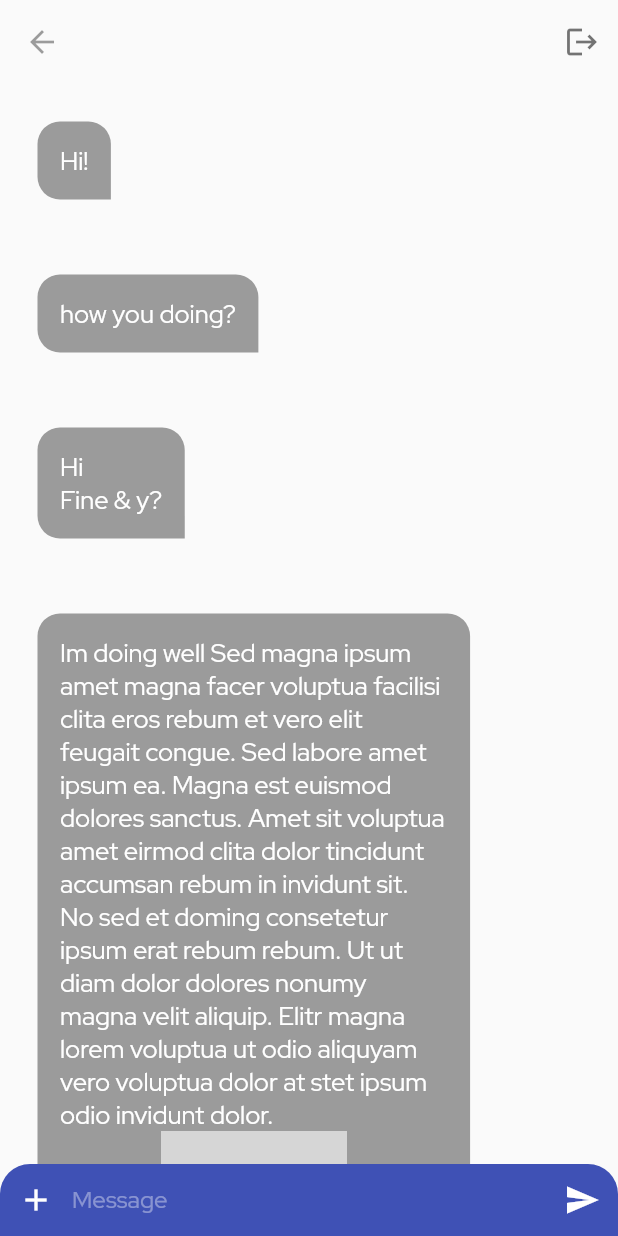
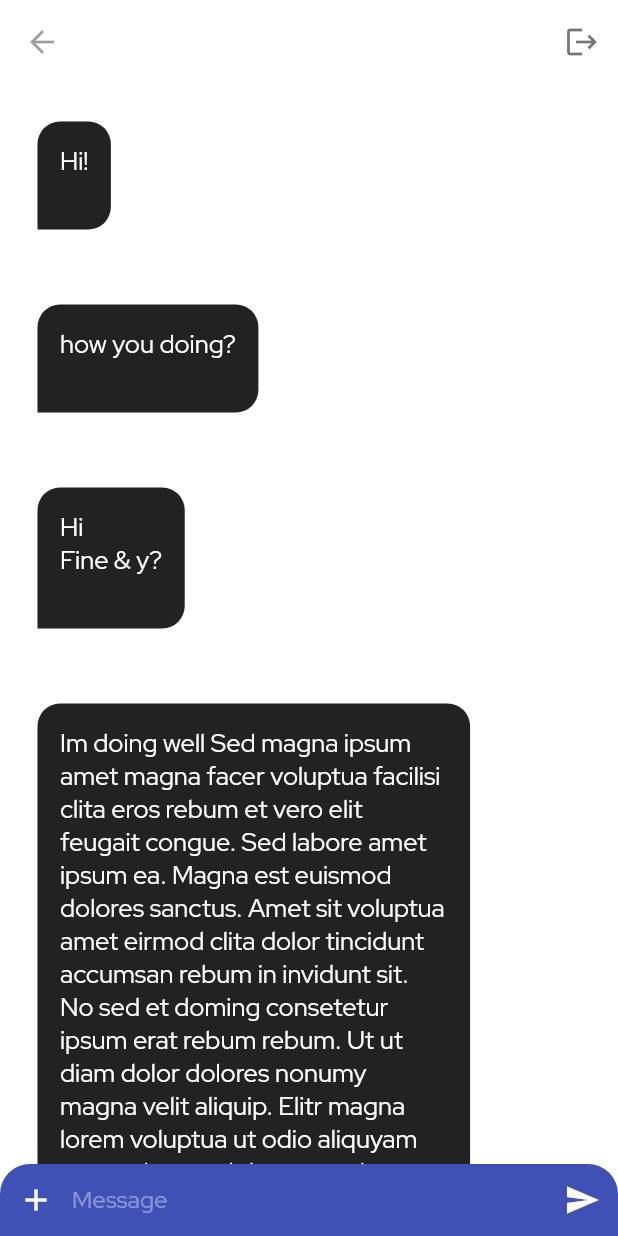
Before and after one commit to RGonzalez578/ChattingApp, a Flutter app: the ChatPage screen opened directly with empty values, on a phone screen of 412 x 824 dp. Run offline on Flutter 3.47's test engine with Material 2 defaults, Android fonts, the phone set to English and light mode, and no system bars; our stand-ins replace flutter_svg; network calls fail; grey boxes are pictures that could not be loaded.

Commit message:
Minor style details

```diff
--- a/lib/chat_page.dart
+++ b/lib/chat_page.dart
@@ -47,6 +47,7 @@ class _ChatPageState extends State<ChatPage> {
   Widget build(BuildContext context) {
     final username = ModalRoute.of(context)!.settings.arguments as String;
     return Scaffold(
+      backgroundColor: Colors.white,
       appBar: AppBar(
         backgroundColor: Colors.transparent,
         elevation: 0,
@@ -76,6 +77,7 @@ class _ChatPageState extends State<ChatPage> {
                         ? Alignment.centerRight
                         : Alignment.centerLeft,
                     entity: _messages[i],
+                    username: username,
                   );
                 }),
           ),
--- a/lib/login_page.dart
+++ b/lib/login_page.dart
@@ -33,6 +33,7 @@ class LoginPage extends StatelessWidget {
   @override
   Widget build(BuildContext context) {
     return Scaffold(
+      backgroundColor: Colors.white,
       resizeToAvoidBottomInset: false,
       body: Center(
         child: Padding(
--- a/lib/main.dart
+++ b/lib/main.dart
@@ -13,9 +13,11 @@ class ChatApp extends StatelessWidget {
       debugShowCheckedModeBanner: false,
       title: 'New Telegram',
       theme: ThemeData(
+          canvasColor: Colors.transparent,
+          primaryColor: Colors.indigo,
           primarySwatch: Colors.indigo,
           fontFamily: 'RedHatDisplay',
-          appBarTheme: AppBarTheme(
+          appBarTheme: const AppBarTheme(
               backgroundColor: Colors.indigo, foregroundColor: Colors.black38)),
       home: LoginPage(),
       routes: {'/chat': (context) => ChatPage()},
--- a/lib/widgets/chat_bubble.dart
+++ b/lib/widgets/chat_bubble.dart
@@ -1,28 +1,43 @@
+import 'package:chat_app/core/constants.dart';
 import 'package:chat_app/models/chat_message_entity.dart';
+import 'package:chat_app/utils/spaces.dart';
 import 'package:flutter/material.dart';
 
 class ChatBubble extends StatelessWidget {
   final ChatMessageEntity entity;
   final Alignment alignment;
-  const ChatBubble({super.key, required this.alignment, required this.entity});
+  final String username;
+  const ChatBubble(
+      {super.key,
+      required this.alignment,
+      required this.entity,
+      required this.username});
 
   @override
   Widget build(BuildContext context) {
+    bool isAuthor = entity.author.username == username;
+
     return Align(
       alignment: alignment,
-      child: Container(
+      child: Column(
+        children: [
+          Container(
             constraints: BoxConstraints(
                 minWidth: MediaQuery.of(context).size.width * 0.1,
                 maxWidth: MediaQuery.of(context).size.width * 0.7),
             padding: const EdgeInsets.all(15),
             margin: const EdgeInsets.all(25),
-        decoration: const BoxDecoration(
-            color: Colors.black38,
+            decoration: BoxDecoration(
+                color: isAuthor ? Colors.indigo : Colors.black87,
                 borderRadius: BorderRadius.only(
-                topLeft: Radius.circular(15),
-                topRight: Radius.circular(15),
-                bottomLeft: Radius.circular(15),
-                bottomRight: Radius.circular(0))),
+                    topLeft: const Radius.circular(15),
+                    topRight: const Radius.circular(15),
+                    bottomLeft: isAuthor
+                        ? const Radius.circular(15)
+                        : const Radius.circular(0),
+                    bottomRight: isAuthor
+                        ? const Radius.circular(0)
+                        : const Radius.circular(15))),
             child: Column(
               mainAxisSize: MainAxisSize.min,
               crossAxisAlignment: CrossAxisAlignment.start,
@@ -35,15 +50,27 @@ class ChatBubble extends StatelessWidget {
                           color: Colors.white,
                           fontWeight: FontWeight.w400)),
                 if (entity.imageUrl != null && entity.imageUrl!.isNotEmpty)
-              Row(
-                mainAxisAlignment: MainAxisAlignment.center,
-                children: [
-                  Image.network('${entity.imageUrl}',
-                      width: MediaQuery.of(context).size.width * 0.3),
-                ],
-              )
+                  Container(
+                    height: MediaQuery.of(context).size.width * 0.5,
+                    width: MediaQuery.of(context).size.width,
+                    decoration: BoxDecoration(
+                        image: DecorationImage(
+                            image: NetworkImage(
+                              '${entity.imageUrl}',
+                            ),
+                            fit: BoxFit.cover),
+                        borderRadius: BorderRadius.circular(15)),
+                  ),
+                verticalSpacing(standardSpace),
+                // Text(
+                //     DateTime.fromMillisecondsSinceEpoch(entity.createdAt)
+                //         .day
+                //         .toString(),
+                //     style: const TextStyle(color: Colors.white), textAlign: TextAlign.end,)
               ],
             ),
+          ),
+        ],
       ),
     );
   }
```
Also changed, not shown: lib/repository/image_repository.dart (+10 -3 lines), lib/widgets/network_img_picker.dart (+16 -7 lines). Lines whose indentation alone changed are shown as unchanged.
